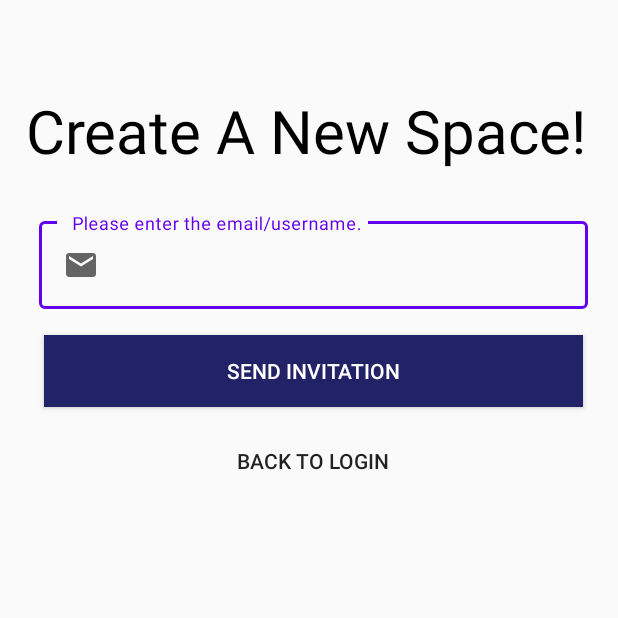
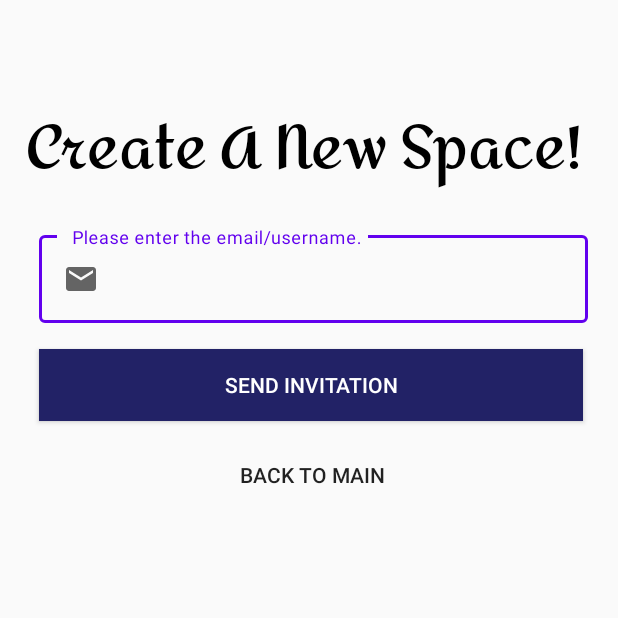
Before and after one commit to Tec9-RushB-Group/OurSpace, an Android app: the CreateSpace screen opened directly, with no data from a screen before it, on a phone screen of 412 x 824 dp, the top half of it. Run offline under Robolectric (Android 15) with nearby library versions, the phone set to English and light mode, and no system bars; our stand-ins replace Firebase (no records; nobody signed in at launch, a user with empty details on screens opened directly); libraries missing offline, so code that uses them is left out: com.firebase.ui; Roboto replaces fonts that are not available here.

Commit message:
create space page changes

```diff
--- a/app/src/main/java/com/tec9rushbgroup/ourspace/CreateSpace.java
+++ b/app/src/main/java/com/tec9rushbgroup/ourspace/CreateSpace.java
@@ -1,11 +1,52 @@
 package com.tec9rushbgroup.ourspace;
 
+import androidx.annotation.NonNull;
 import androidx.appcompat.app.AppCompatActivity;
 
+import android.app.ActivityOptions;
+import android.content.ContentResolver;
+import android.content.Context;
+import android.content.Intent;
+import android.content.res.Resources;
+import android.graphics.Bitmap;
+import android.graphics.BitmapFactory;
+import android.graphics.Typeface;
+import android.net.Uri;
 import android.os.Bundle;
+import android.os.Handler;
+import android.text.TextUtils;
+import android.util.Log;
+import android.util.Pair;
+import android.view.View;
 import android.view.WindowManager;
+import android.view.animation.Animation;
+import android.view.animation.AnimationUtils;
+import android.widget.Button;
+import android.widget.ImageView;
+import android.widget.TextView;
+import android.widget.Toast;
+
+import com.firebase.ui.auth.AuthUI;
+import com.firebase.ui.auth.IdpResponse;
+import com.google.android.gms.tasks.OnCompleteListener;
+import com.google.android.gms.tasks.Task;
+import com.google.android.material.textfield.TextInputLayout;
+import com.google.firebase.auth.AuthResult;
+import com.google.firebase.auth.FirebaseAuth;
+import com.google.firebase.auth.FirebaseUser;
+
+import java.io.FileInputStream;
+import java.io.FileNotFoundException;
+import java.net.URI;
+import java.net.URL;
+import java.util.Arrays;
+import java.util.List;
 
 public class CreateSpace extends AppCompatActivity {
+    private TextView welcomeTV;
+    private Button backButton, inviteButton;
+    private FirebaseAuth auth;
+    String TAG = "CreateSpace";
 
     @Override
     protected void onCreate(Bundle savedInstanceState) {
@@ -13,5 +54,24 @@ public class CreateSpace extends AppCompatActivity {
         super.onCreate(savedInstanceState);
         setContentView(R.layout.activity_create_space);
 
+        welcomeTV = findViewById(R.id.welcome_text);
+        backButton = findViewById(R.id.back_button);
+        inviteButton = findViewById(R.id.invite_button);
+
+        welcomeTV.setTypeface(Typeface.createFromAsset(getAssets(),"logo.ttf"));
+
+        backButton.setOnClickListener(new View.OnClickListener() {
+            @Override
+            public void onClick(View v) {
+                Intent intent = new Intent(CreateSpace.this,Login.class);
+                Pair[] pairs = new Pair[2];
+                pairs[0] = new Pair<View,String>(welcomeTV,"logo_text");
+                pairs[1] = new Pair<View,String>(backButton,"sign_up_tran");
+
+                ActivityOptions options = ActivityOptions.makeSceneTransitionAnimation(CreateSpace.this,pairs);
+                startActivity(intent,options.toBundle());
+            }
+        });
+
     }
 }
--- a/app/src/main/java/com/tec9rushbgroup/ourspace/ForgetPassword.java
+++ b/app/src/main/java/com/tec9rushbgroup/ourspace/ForgetPassword.java
@@ -73,7 +73,7 @@ public class ForgetPassword extends AppCompatActivity {
         backButton.setOnClickListener(new View.OnClickListener() {
             @Override
             public void onClick(View v) {
-                Intent intent = new Intent(ForgetPassword.this,Login.class);
+                Intent intent = new Intent(ForgetPassword.this, Login.class);
                 Pair[] pairs = new Pair[5];
                 pairs[0] = new Pair<View,String>(welcomeTV,"logo_text");
                 pairs[1] = new Pair<View,String>(forgetTV,"slogan_text");
--- a/app/src/main/res/layout/activity_create_space.xml
+++ b/app/src/main/res/layout/activity_create_space.xml
@@ -36,7 +36,7 @@
         android:layout_width="match_parent"
         android:layout_height="wrap_content"
         android:background="#00000000"
-        android:text="@string/back"
+        android:text="Back to Main"
         android:layout_marginTop="270dp"
         android:layout_marginLeft="-382dp"
         android:layout_marginRight="26dp"
```
